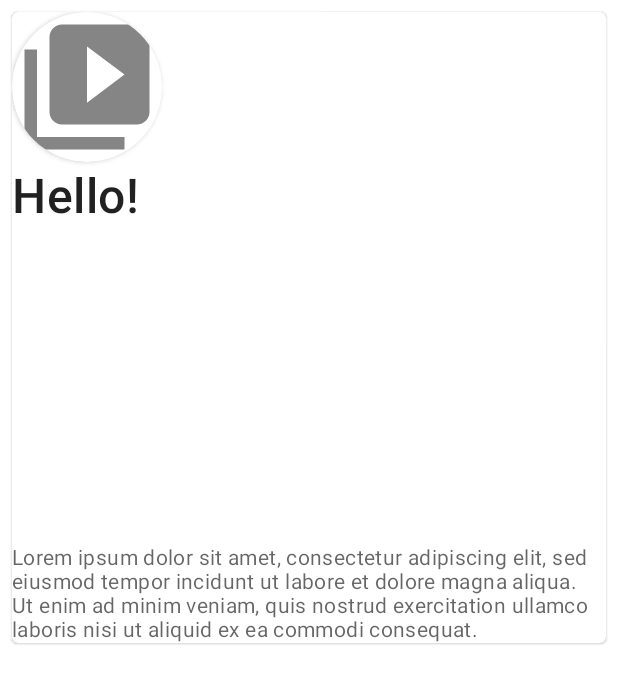
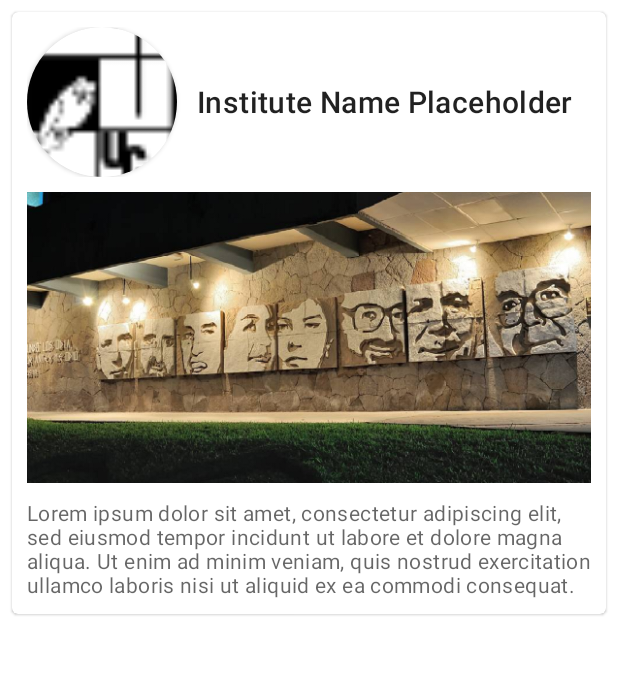
Before and after one commit to Sortweste/FeriaSolidaridadApp, an Android app: the layout card_view_articles.xml on its own in the app's theme, with its tools: preview values and no code run, on a phone screen of 412 x 824 dp. Shown: the top 684 px of the screen. Run offline under Robolectric (Android 15) with nearby library versions, the phone set to English and light mode, and no system bars.

Commit message:
Need to hotfix!

```diff
--- a/app/src/main/java/com/sort/feriaapp/data/Article.kt
+++ b/app/src/main/java/com/sort/feriaapp/data/Article.kt
@@ -7,10 +7,11 @@ import androidx.room.PrimaryKey
 @Entity(tableName = "articles")
 data class Article (
     @PrimaryKey val id: Long,
-    val title: String,
     val description: String,
     val institution: String,
+    val summary: String,
     @ColumnInfo(name = "image_url") val imageURL: String,
+    @ColumnInfo(name = "logo_url") val logoURL: String,
     @ColumnInfo(name = "video_url") val videoURL: String?,
     @ColumnInfo(name = "meeting_url") val meetingURL: String?,
     val type: String?,
--- a/app/src/main/java/com/sort/feriaapp/helpers/BindAdapter.kt
+++ b/app/src/main/java/com/sort/feriaapp/helpers/BindAdapter.kt
@@ -1,5 +1,5 @@
 package com.sort.feriaapp.helpers
 
 interface BindAdapter<T> {
-    fun setData(items: List<T>)
+    fun setData(items: List<T>?)
 }
--- a/app/src/main/java/com/sort/feriaapp/utils/BindingUtils.kt
+++ b/app/src/main/java/com/sort/feriaapp/utils/BindingUtils.kt
@@ -8,14 +8,14 @@ import com.sort.feriaapp.helpers.BindAdapter
 
 @BindingAdapter("data")
 @Suppress("UNCHECKED_CAST")
-fun <T> setRecyclerViewProperties(recyclerView: RecyclerView, data: List<T>){
+fun <T> setRecyclerViewProperties(recyclerView: RecyclerView, data: List<T>?){
     if (recyclerView.adapter is BindAdapter<*>) {
         (recyclerView.adapter as BindAdapter<T>).setData(data)
     }
 }
 
 @BindingAdapter("setImageUrl")
-fun bindImageUrl(view: ImageView,url: String){
+fun bindImageUrl(view: ImageView, url: String){
     if(url.isNotBlank())
         Glide.with(view.context).load(url).into(view)
 }
--- a/app/src/main/java/com/sort/feriaapp/viewmodels/GalleryViewModel.kt
+++ b/app/src/main/java/com/sort/feriaapp/viewmodels/GalleryViewModel.kt
@@ -2,7 +2,6 @@ package com.sort.feriaapp.viewmodels
 
 import android.app.Application
 import androidx.lifecycle.ViewModel
-import com.sort.feriaapp.data.dao.ArticleDAO
 
 class GalleryViewModel(application: Application): ViewModel(){
 
--- a/app/src/main/res/layout/card_view_articles.xml
+++ b/app/src/main/res/layout/card_view_articles.xml
@@ -4,6 +4,7 @@
     xmlns:tools="http://schemas.android.com/tools">
 
     <data>
+
         <variable
             name="article"
             type="com.sort.feriaapp.data.Article" />
@@ -13,13 +14,18 @@
         android:layout_width="match_parent"
         android:layout_height="wrap_content"
         android:layout_margin="8dp"
-        >
+        app:cardBackgroundColor="@color/white">
 
         <LinearLayout
             android:layout_width="match_parent"
             android:layout_height="match_parent"
             android:orientation="vertical"
-            >
+            android:padding="10dp">
+
+            <LinearLayout
+                android:layout_width="match_parent"
+                android:layout_height="wrap_content"
+                android:orientation="horizontal">
 
                 <androidx.cardview.widget.CardView xmlns:card_view="http://schemas.android.com/apk/res-auto"
                     android:id="@+id/card_view"
@@ -32,62 +38,42 @@
                         android:layout_height="match_parent"
                         android:contentDescription="@string/institution_icon"
                         android:scaleType="centerCrop"
-                android:src="@drawable/ic_action_video" />
+                        app:setImageUrl="@{article.logoURL}"
+                        tools:src="@drawable/logo_uca" />
 
                 </androidx.cardview.widget.CardView>
 
                 <TextView
                     android:layout_width="match_parent"
                     android:layout_height="wrap_content"
-            android:textSize="32sp"
-            android:text="Hello!"
+                    android:text="@{article.institution}"
+                    android:gravity="center"
+                    android:layout_gravity="center"
                     android:textAppearance="?attr/textAppearanceHeadline6"
-            />
+                    tools:text="Institute Name Placeholder" />
+
+            </LinearLayout>
+
 
             <ImageView
                 android:layout_width="match_parent"
                 android:layout_height="194dp"
-            />
+                app:setImageUrl="@{article.imageURL}"
+                tools:src="@drawable/slider"
+                android:scaleType="centerCrop"
+                android:layout_marginVertical="10dp"
+                android:contentDescription="@string/representative_image_institution" />
 
             <TextView
                 android:layout_width="wrap_content"
                 android:layout_height="wrap_content"
-             android:layout_marginTop="16dp"
+                android:text="@{article.summary}"
                 android:textAppearance="?attr/textAppearanceBody2"
                 android:textColor="?android:attr/textColorSecondary"
-             android:text="Lorem ipsum dolor sit amet, consectetur adipiscing elit, sed eiusmod tempor incidunt ut labore et dolore magna aliqua. Ut enim ad minim veniam, quis nostrud exercitation ullamco laboris nisi ut aliquid ex ea commodi consequat. "
-            />
+                tools:text="Lorem ipsum dolor sit amet, consectetur adipiscing elit, sed eiusmod tempor incidunt ut labore et dolore magna aliqua. Ut enim ad minim veniam, quis nostrud exercitation ullamco laboris nisi ut aliquid ex ea commodi consequat. " />
 
         </LinearLayout>
-        <!--
-    <ImageView
-        android:id="@+id/representative_image"
-        android:layout_width="match_parent"
-        android:layout_height="120dp"
-        app:setImageUrl="@{article.imageURL}"
-        android:contentDescription="@string/representative_image_institution" />
 
-    <TextView
-        android:id="@+id/institution_name"
-        android:layout_width="match_parent"
-        android:layout_height="wrap_content"
-        android:text="@{article.institution}"
-        android:textSize="@dimen/Title_cardview"/>
-
-    <TextView
-        android:id="@+id/TVinstitution_show"
-        android:layout_width="match_parent"
-        android:layout_height="wrap_content"
-        android:text="institution"
-        android:textSize="@dimen/institution_cardview"/>
-
-    <TextView
-        android:id="@+id/TVdescription"
-        android:layout_width="match_parent"
-        android:layout_height="wrap_content"
-        android:text="description"
-        android:textSize="@dimen/description_cardview"/>
--->
     </com.google.android.material.card.MaterialCardView>
 
 </layout>
--- a/app/src/main/res/values/colors.xml
+++ b/app/src/main/res/values/colors.xml
@@ -3,4 +3,5 @@
     <color name="colorPrimary">#0091EA</color>
     <color name="colorPrimaryDark">#3700B3</color>
     <color name="colorAccent">#03DAC5</color>
+    <color name="white">#FFFFFF</color>
 </resources>
```
Also changed, not shown: app/build.gradle (+9 -4 lines), app/src/main/assets/DummyContent.json (+41 -35 lines), app/src/main/java/com/sort/feriaapp/adapters/RecyclerViewAdapter.kt (+5 -3 lines), app/src/main/java/com/sort/feriaapp/viewmodels/MediaViewModel.kt (+1 -12 lines), app/src/main/res/drawable-xxhdpi/logo_uca.png (added), app/src/main/res/drawable-xxhdpi/slider.png (added). Lines whose indentation alone changed are shown as unchanged.
